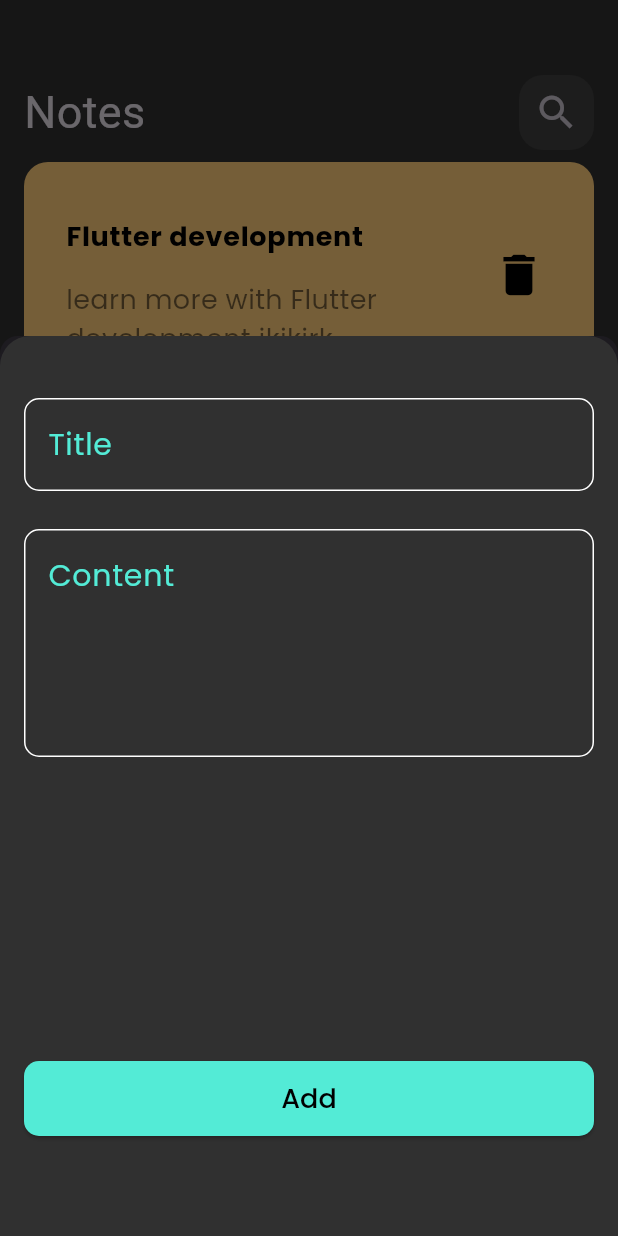
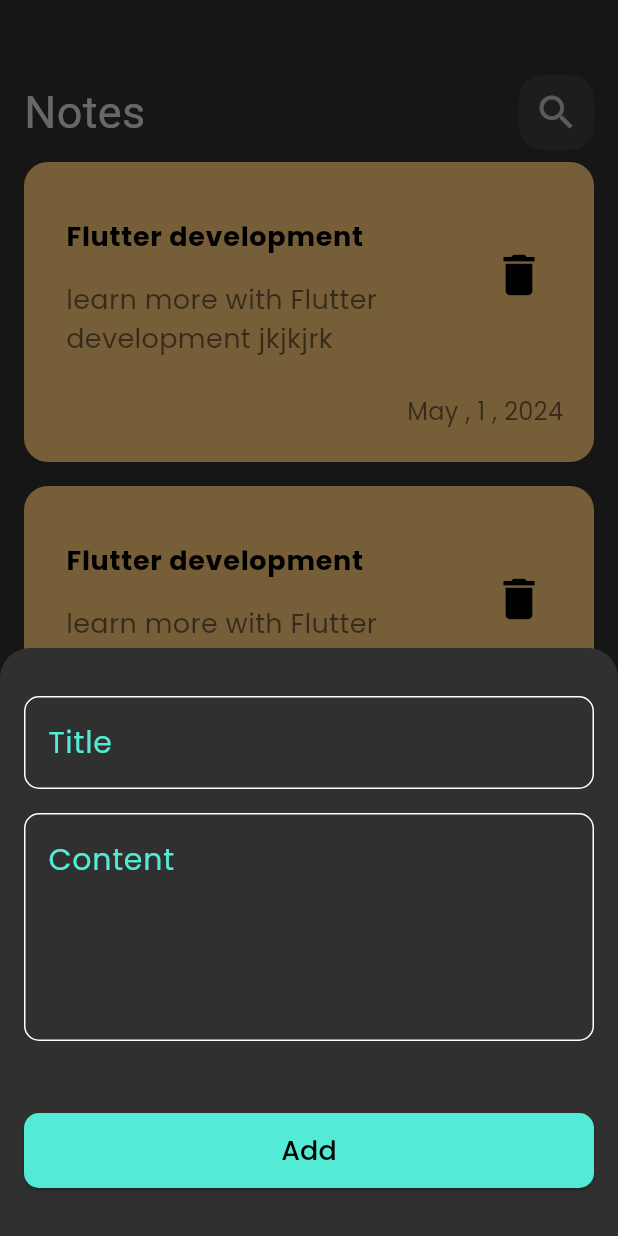
Before and after one commit to AlaaSharshera/notes_app, a Flutter app: the screen it shows after launch, after a tap on the "add" icon, on a phone screen of 412 x 824 dp. Run offline on Flutter 3.47's test engine with Material 3 defaults, Android fonts, the phone set to English and light mode, and no system bars; our stand-ins replace google_fonts.

Commit message:
commit changes

```diff
--- /dev/null
+++ b/lib/views/custom_Button.dart
@@ -0,0 +1,37 @@
+import 'package:flutter/material.dart';
+import 'package:google_fonts/google_fonts.dart';
+import 'package:notes_app/constant.dart';
+
+class CustomButton extends StatelessWidget {
+  const CustomButton({
+    required this.onPressed,
+    required this.text,
+    super.key,
+  });
+  final VoidCallback onPressed;
+  final String text;
+
+  @override
+  Widget build(BuildContext context) {
+    return SizedBox(
+      height: 50,
+      width: MediaQuery.of(context).size.width,
+      child: ElevatedButton(
+          style: ButtonStyle(
+            backgroundColor: const WidgetStatePropertyAll(
+              kPrimaryColor,
+            ),
+            shape: WidgetStatePropertyAll(
+              RoundedRectangleBorder(
+                borderRadius: BorderRadius.circular(10),
+              ),
+            ),
+          ),
+          onPressed: onPressed,
+          child: Text(
+            text,
+            style: GoogleFonts.poppins(color: Colors.black, fontSize: 18),
+          )),
+    );
+  }
+}
--- a/lib/views/notes_view.dart
+++ b/lib/views/notes_view.dart
@@ -12,9 +12,14 @@ class NotesView extends StatelessWidget {
       floatingActionButton: FloatingActionButton(
         onPressed: () {
           showModalBottomSheet(
+              backgroundColor: const Color(0xff303030),
               isScrollControlled: true,
-              shape: RoundedRectangleBorder(
-                  borderRadius: BorderRadius.circular(12)),
+              shape: const RoundedRectangleBorder(
+                borderRadius: BorderRadius.only(
+                  topLeft: Radius.circular(20),
+                  topRight: Radius.circular(20),
+                ),
+              ),
               context: context,
               builder: (context) {
                 return const CustomButtomSheetBody();
--- a/lib/views/widgets/buttom_sheet_body.dart
+++ b/lib/views/widgets/buttom_sheet_body.dart
@@ -1,6 +1,5 @@
 import 'package:flutter/material.dart';
-import 'package:google_fonts/google_fonts.dart';
-import 'package:notes_app/constant.dart';
+import 'package:notes_app/views/custom_Button.dart';
 import 'package:notes_app/views/widgets/custom_text_field.dart';
 
 class CustomButtomSheetBody extends StatelessWidget {
@@ -8,62 +7,36 @@ class CustomButtomSheetBody extends StatelessWidget {
 
   @override
   Widget build(BuildContext context) {
-    return Container(
-      height: 600,
-      width: double.infinity,
-      decoration: const BoxDecoration(
-        color: Color(0xff303030),
-        borderRadius: BorderRadius.only(
-          topLeft: Radius.circular(20),
-          topRight: Radius.circular(20),
-        ),
-      ),
+    return SingleChildScrollView(
       child: Padding(
         padding: const EdgeInsets.all(16.0),
         child: Column(
           children: [
-            const Spacer(
-              flex: 1,
+            const SizedBox(
+              height: 16,
             ),
             const CustomTextField(
               hintText: "Title",
               maxLines: 1,
             ),
-            const Spacer(
-              flex: 1,
+            const SizedBox(
+              height: 16,
             ),
             const CustomTextField(
               maxLines: 5,
               hintText: "Content",
             ),
-            const Spacer(
-              flex: 8,
+            const SizedBox(
+              height: 48,
             ),
-            SizedBox(
-              height: 50,
-              width: double.infinity,
-              child: ElevatedButton(
-                  style: ButtonStyle(
-                    backgroundColor: const WidgetStatePropertyAll(
-                      kPrimaryColor,
-                    ),
-                    shape: WidgetStatePropertyAll(
-                      RoundedRectangleBorder(
-                        borderRadius: BorderRadius.circular(10),
-                      ),
-                    ),
-                  ),
-                  onPressed: () {
-                    Navigator.pop(context);
-                  },
-                  child: Text(
-                    "Add",
-                    style:
-                        GoogleFonts.poppins(color: Colors.black, fontSize: 18),
-                  )),
+            CustomButton(
+              onPressed: () {
+                Navigator.pop(context);
+              },
+              text: "Add",
             ),
-            const Spacer(
-              flex: 2,
+            const SizedBox(
+              height: 16,
             ),
           ],
         ),
```
